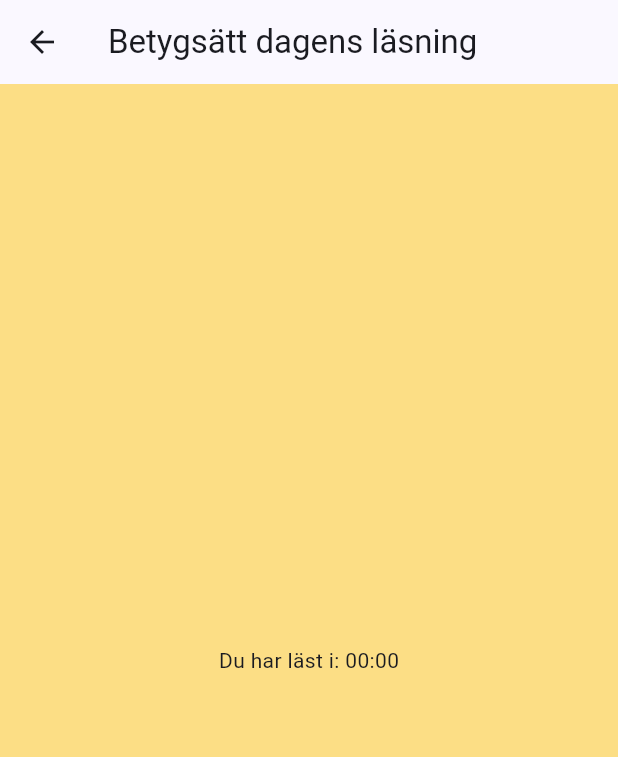
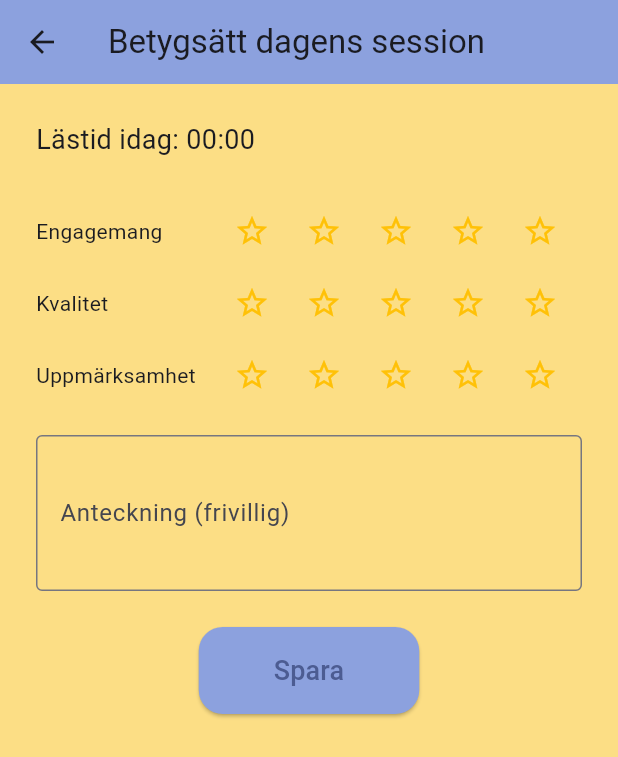
Before and after one commit to gu-tig333-ht25/Grupp-2, a Flutter app: the DagensSessionSida screen opened directly, after a tap on "⭐ Betygsätt dagens session", on a phone screen of 412 x 824 dp. Shown: the top 757 px of the screen. Run offline on Flutter 3.47's test engine with Material 3 defaults, Android fonts, the phone set to English and light mode, and no system bars; our stand-ins replace firebase_auth, firebase_core; accounts and stored records are empty.

Commit message:
fixat bugg och ändrat filer

```diff
--- a/lib/main.dart
+++ b/lib/main.dart
@@ -9,11 +9,12 @@ import 'pages/login.dart';
 import 'views/mal_sida.dart';
 import 'package:provider/provider.dart';
 import 'providers/mal_provider.dart';
-import 'timer.dart';
+import 'views/timer.dart';
 import 'providers/session_provider.dart';
-import 'views/betyg.dart';
 import 'views/sessioner.dart';
 import 'views/resurser_view.dart';
+import 'providers/timer_provider.dart';
+import 'views/dagens_session.dart';
 
 void main() async {
   WidgetsFlutterBinding.ensureInitialized();
@@ -230,7 +231,7 @@ class StartSida extends StatelessWidget {
                             ),
                             const TextSpan(
                               text:
-                                  "Bok: Bamse och tjuvjakten\nLästid: 10 minuter\nSe video: Hur man läser interaktivt",
+                                  "Bok: Bamse och tjuvjakten\nLästid: 10 minuter",
                               style: TextStyle(fontSize: 14, color: Colors.white),
                             ),
                           ],
@@ -300,62 +301,6 @@ class StartSida extends StatelessWidget {
   }
 }
 
-// DAGENS SESSION-SIDA
-class DagensSessionSida extends StatelessWidget {
-  const DagensSessionSida({super.key});
-
-  @override
-  Widget build(BuildContext context) {
-    return Scaffold(
-      appBar: AppBar(
-        title: const Text("Dagens session"),
-        centerTitle: true,
-        backgroundColor: const Color(0xFF8CA1DE),
-        foregroundColor: Colors.white,
-      ),
-      body: Padding(
-        padding: const EdgeInsets.all(24.0),
-        child: Column(
-          crossAxisAlignment: CrossAxisAlignment.stretch,
-          children: [
-            ElevatedButton(
-              onPressed: () {},
-              style: ElevatedButton.styleFrom(backgroundColor: const Color(0xFF8CA1DE)),
-              child: const Text("🎥 Se dagens video", style: TextStyle(color: Colors.white)),
-            ),
-            const SizedBox(height: 16),
-            ElevatedButton(
-              onPressed: () {
-                Navigator.push(
-                    context, MaterialPageRoute(builder: (context) => const TimerSida()));
-              },
-              style: ElevatedButton.styleFrom(backgroundColor: Colors.green),
-              child: const Text("⏱ Starta timer", style: TextStyle(color: Colors.white)),
-            ),
-            const SizedBox(height: 16),
-            ElevatedButton(
-              onPressed: () {
-                // Hämta lästiden från TimerProvider innan navigering till BetygSida
-                final timerProvider = Provider.of<TimerProvider>(context, listen: false);
-                Navigator.push(
-                  context,
-                  MaterialPageRoute(
-                    // Antar att BetygSida nu tar en `readTime` som argument
-                    builder: (_) => BetygSida(readTime: timerProvider.formattedTime),
-                  ),
-                );
-              },
-              style: ElevatedButton.styleFrom(backgroundColor: Colors.deepPurple),
-              child:
-                const Text("⭐ Betygsätt dagens session", style: TextStyle(color: Colors.white)),
-            ),
-          ],
-        ),
-      ),
-    );
-  }
-}
-
 // KALENDER
 class KalenderSida extends StatelessWidget {
   const KalenderSida({super.key});
@@ -416,21 +361,7 @@ class InstallningarSida extends StatelessWidget {
     );
   }
 }
-class BetygSida extends StatelessWidget {
-  final String readTime;
 
-  const BetygSida({super.key, required this.readTime});
-
-  @override
-  Widget build(BuildContext context) {
-    return Scaffold(
-      appBar: AppBar(title: const Text("Betygsätt dagens läsning")),
-      body: Center(
-        child: Text("Du har läst i: $readTime"),
-      ),
-    );
-  }
-}
 // ÖVRIGA UNDERSIDOR
 
 class OmBokenSida extends StatelessWidget {
--- a/lib/views/betyg.dart
+++ b/lib/views/betyg.dart
@@ -2,10 +2,14 @@ import 'package:flutter/material.dart';
 import 'package:provider/provider.dart';
 import 'package:intl/intl.dart';
 import '../providers/session_provider.dart';
+import '../providers/timer_provider.dart';
+import '../main.dart';
 
 class BetygSida extends StatefulWidget {
   final String? readTime; // Lästid från timer
-  const BetygSida({super.key, this.readTime});
+  final String? datum;
+
+  const BetygSida({super.key, this.readTime, this.datum});
 
   @override
   State<BetygSida> createState() => _BetygSidaState();
@@ -16,19 +20,25 @@ class _BetygSidaState extends State<BetygSida> {
   int kvalitet = 0;
   int uppmarksamhet = 0;
   TextEditingController anteckningController = TextEditingController();
+  String displayReadTime = '00:00';
 
   @override
   void initState() {
     super.initState();
-    final today = DateFormat('yyyy-MM-dd').format(DateTime.now());
+    final targetDate = widget.datum ?? DateFormat('yyyy-MM-dd').format(DateTime.now());
     final session = Provider.of<SessionProvider>(context, listen: false)
-        .getSessionForDate(today);
+        .getSessionForDate(targetDate);
 
     if (session != null) {
       engagemang = session.engagemang;
       kvalitet = session.kvalitet;
       uppmarksamhet = session.uppmarksamhet;
       anteckningController.text = session.anteckning;
+      displayReadTime = session.lastReadTime;
+    }
+
+    else {
+      displayReadTime = widget.readTime ?? '00:00';
     }
   }
 
@@ -63,7 +73,7 @@ class _BetygSidaState extends State<BetygSida> {
           child: Column(
             crossAxisAlignment: CrossAxisAlignment.start,
             children: [
-              Text("Lästid idag: ${widget.readTime ?? '00:00'}",
+              Text("Lästid idag: $displayReadTime",
                   style: const TextStyle(fontSize: 18)),
               const SizedBox(height: 24),
               starRating("Engagemang", engagemang, (v) {
@@ -94,11 +104,19 @@ class _BetygSidaState extends State<BetygSida> {
                       kvalitet: kvalitet,
                       uppmarksamhet: uppmarksamhet,
                       anteckning: anteckningController.text,
-                      lastReadTime: widget.readTime ?? '00:00',
+                      lastReadTime: displayReadTime,
                     );
                     Provider.of<SessionProvider>(context, listen: false)
                         .addOrUpdateSession(session);
-                    Navigator.pop(context);
+
+                    Provider.of<TimerProvider>(context, listen: false).resetTimer();
+
+                    Navigator.of(context).pushAndRemoveUntil(
+                      MaterialPageRoute(
+                        builder: (context) => const HuvudNavigator(),
+                      ),
+                      (Route<dynamic> route) => false, // Rensa ALLA rutter under
+                    );
                   },
                   style: ElevatedButton.styleFrom(
                       backgroundColor: const Color(0xFF8CA1DE),
--- /dev/null
+++ b/lib/views/dagens_session.dart
@@ -0,0 +1,59 @@
+import 'package:flutter/material.dart';
+import 'package:provider/provider.dart';
+import 'timer.dart';
+import '../providers/timer_provider.dart';
+import 'betyg.dart';
+
+// DAGENS SESSION-SIDA
+class DagensSessionSida extends StatelessWidget {
+  const DagensSessionSida({super.key});
+
+  @override
+  Widget build(BuildContext context) {
+    return Scaffold(
+      appBar: AppBar(
+        title: const Text("Dagens session"),
+        centerTitle: true,
+        backgroundColor: const Color(0xFF8CA1DE),
+        foregroundColor: Colors.white,
+      ),
+      body: Padding(
+        padding: const EdgeInsets.all(24.0),
+        child: Column(
+          crossAxisAlignment: CrossAxisAlignment.stretch,
+          children: [
+            const SizedBox(height: 16),
+            ElevatedButton(
+              onPressed: () {
+                Navigator.push(context,
+                    MaterialPageRoute(builder: (context) => const TimerSida()));
+              },
+              style: ElevatedButton.styleFrom(backgroundColor: Colors.green),
+              child: const Text("⏱ Starta timer",
+                  style: TextStyle(color: Colors.white)),
+            ),
+            const SizedBox(height: 16),
+            ElevatedButton(
+              onPressed: () {
+                // Hämta lästiden från TimerProvider innan navigering till BetygSida
+                final timerProvider =
+                    Provider.of<TimerProvider>(context, listen: false);
+
+                Navigator.push(
+                  context,
+                  MaterialPageRoute(
+                    // Antar att BetygSida nu tar en `readTime` som argument
+                    builder: (_) => BetygSida(readTime: timerProvider.formattedTime),
+                  ),
+                );
+              },
+              style: ElevatedButton.styleFrom(backgroundColor: Colors.deepPurple),
+              child: const Text("⭐ Betygsätt dagens session",
+                  style: TextStyle(color: Colors.white)),
+            ),
+          ],
+        ),
+      ),
+    );
+  }
+}
--- a/lib/views/sessioner.dart
+++ b/lib/views/sessioner.dart
@@ -37,7 +37,7 @@ class SessionerSida extends StatelessWidget {
                   Navigator.push(
                     context,
                     MaterialPageRoute(
-                      builder: (_) => BetygSida(readTime: s.lastReadTime),
+                      builder: (_) => BetygSida(readTime: s.lastReadTime, datum: s.datum,),
                     ),
                   );
                 },
```
Also changed, not shown: lib/providers/timer_provider.dart (added, +141 -0 lines), lib/views/timer.dart (renamed from lib/timer.dart, +8 -124 lines).
